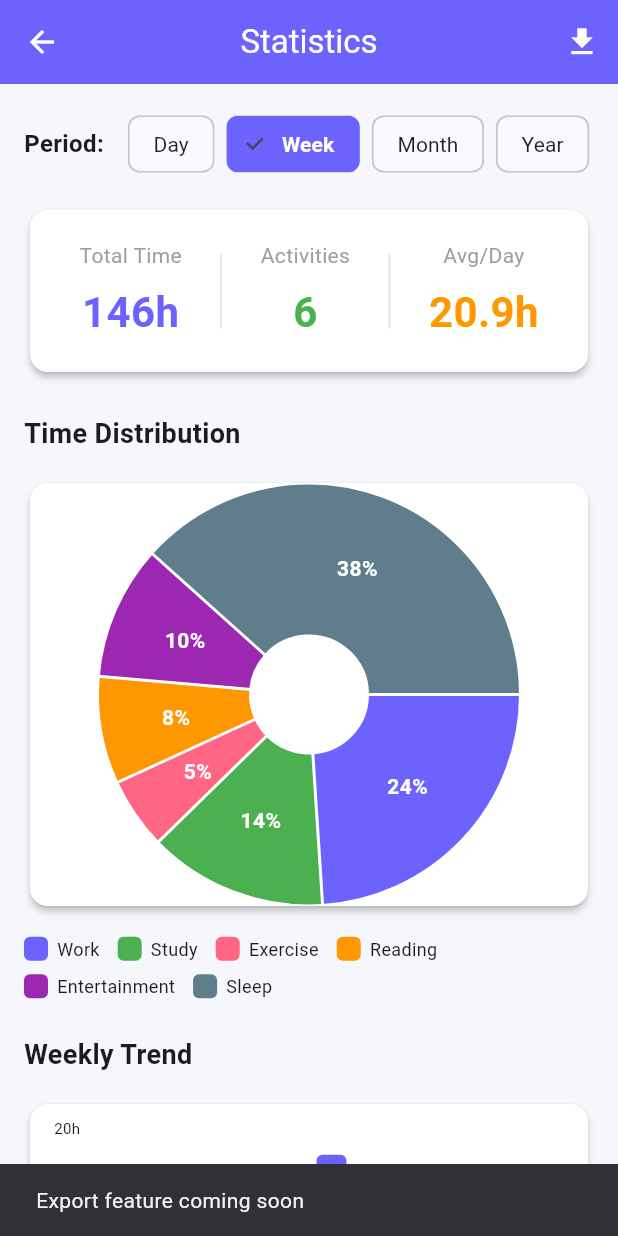
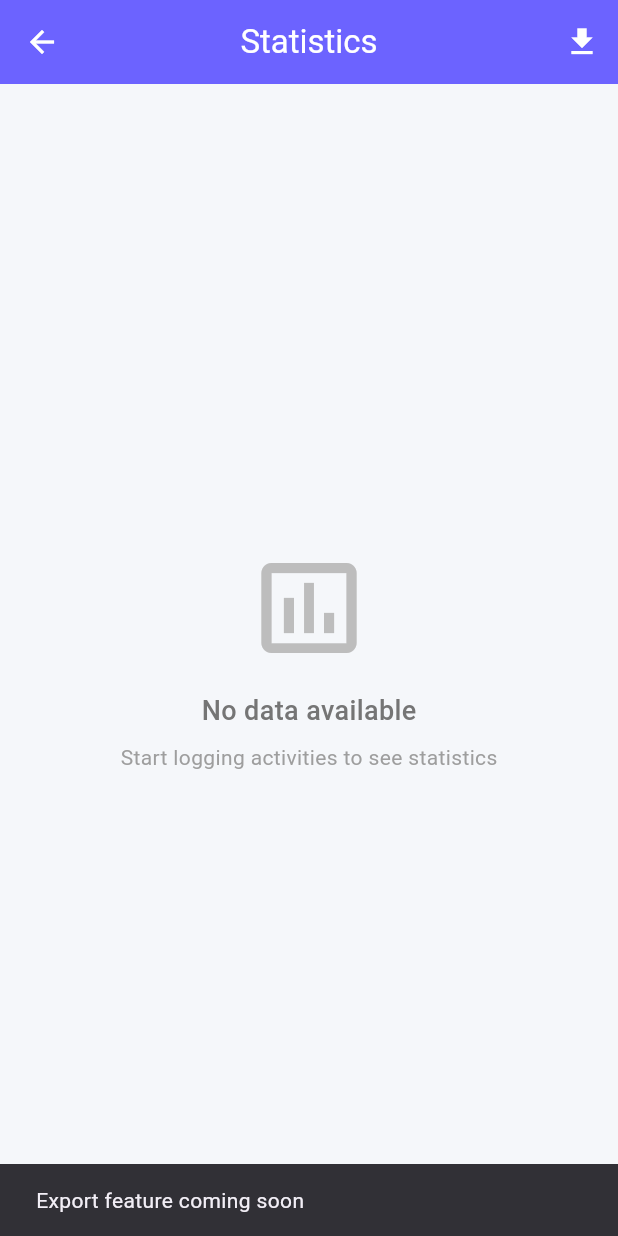
Before and after one commit to linlucath/todoLogger, a Flutter app: the StatisticsPage screen opened directly, after a tap on the "file download" icon, on a phone screen of 412 x 824 dp. Run offline on Flutter 3.47's test engine with Material 3 defaults, Android fonts, the phone set to English and light mode, and no system bars; drawn by our look-alikes of fl_chart; our stand-ins replace shared_preferences, sqflite; accounts and stored records are empty.

Commit message:
Basically finish statistics

```diff
--- a/lib/pages/statistics/statistics.dart
+++ b/lib/pages/statistics/statistics.dart
@@ -1,5 +1,6 @@
 import 'package:flutter/material.dart';
 import 'package:fl_chart/fl_chart.dart';
+import '../../services/statistics_service.dart';
 
 class StatisticsPage extends StatefulWidget {
   const StatisticsPage({super.key});
@@ -12,30 +13,49 @@ class _StatisticsPageState extends State<StatisticsPage> {
   String _selectedPeriod = 'Week';
   final List<String> _periods = ['Day', 'Week', 'Month', 'Year'];
 
-  // 示例数据
-  final Map<String, Map<String, dynamic>> _activityData = {
-    'Work': {'hours': 35, 'color': const Color(0xFF6C63FF)},
-    'Study': {'hours': 20, 'color': const Color(0xFF4CAF50)},
-    'Exercise': {'hours': 8, 'color': const Color(0xFFFF6584)},
-    'Reading': {'hours': 12, 'color': const Color(0xFFFF9800)},
-    'Entertainment': {'hours': 15, 'color': const Color(0xFF9C27B0)},
-    'Sleep': {'hours': 56, 'color': const Color(0xFF607D8B)},
-  };
+  StatisticsData? _statisticsData;
+  bool _isLoading = true;
 
-  // 每日趋势数据（示例）
-  final List<Map<String, dynamic>> _weeklyTrend = [
-    {'day': 'Mon', 'hours': 12},
-    {'day': 'Tue', 'hours': 15},
-    {'day': 'Wed', 'hours': 10},
-    {'day': 'Thu', 'hours': 18},
-    {'day': 'Fri', 'hours': 14},
-    {'day': 'Sat', 'hours': 8},
-    {'day': 'Sun', 'hours': 6},
-  ];
+  @override
+  void initState() {
+    super.initState();
+    _loadStatistics();
+  }
 
-  int get _totalHours {
-    return _activityData.values
-        .fold(0, (sum, data) => sum + (data['hours'] as int));
+  /// 加载统计数据
+  Future<void> _loadStatistics() async {
+    setState(() => _isLoading = true);
+
+    try {
+      final data = await _getStatisticsForPeriod(_selectedPeriod);
+      setState(() {
+        _statisticsData = data;
+        _isLoading = false;
+      });
+    } catch (e) {
+      setState(() => _isLoading = false);
+      if (mounted) {
+        ScaffoldMessenger.of(context).showSnackBar(
+          SnackBar(content: Text('Failed to load statistics: $e')),
+        );
+      }
+    }
+  }
+
+  /// 根据时间段获取统计数据
+  Future<StatisticsData> _getStatisticsForPeriod(String period) async {
+    switch (period) {
+      case 'Day':
+        return StatisticsService.getTodayStatistics();
+      case 'Week':
+        return StatisticsService.getWeekStatistics();
+      case 'Month':
+        return StatisticsService.getMonthStatistics();
+      case 'Year':
+        return StatisticsService.getYearStatistics();
+      default:
+        return StatisticsService.getWeekStatistics();
+    }
   }
 
   @override
@@ -55,7 +75,52 @@ class _StatisticsPageState extends State<StatisticsPage> {
           ),
         ],
       ),
-      body: SingleChildScrollView(
+      body: _isLoading
+          ? const Center(child: CircularProgressIndicator())
+          : _statisticsData == null || _statisticsData!.activityCount == 0
+              ? _buildEmptyState()
+              : _buildStatisticsContent(),
+    );
+  }
+
+  /// 构建空状态
+  Widget _buildEmptyState() {
+    return Center(
+      child: Column(
+        mainAxisAlignment: MainAxisAlignment.center,
+        children: [
+          Icon(
+            Icons.insert_chart_outlined,
+            size: 80,
+            color: Colors.grey[400],
+          ),
+          const SizedBox(height: 16),
+          Text(
+            'No data available',
+            style: TextStyle(
+              fontSize: 18,
+              color: Colors.grey[600],
+              fontWeight: FontWeight.w500,
+            ),
+          ),
+          const SizedBox(height: 8),
+          Text(
+            'Start logging activities to see statistics',
+            style: TextStyle(
+              fontSize: 14,
+              color: Colors.grey[500],
+            ),
+          ),
+        ],
+      ),
+    );
+  }
+
+  /// 构建统计内容
+  Widget _buildStatisticsContent() {
+    final data = _statisticsData!;
+
+    return SingleChildScrollView(
       child: Column(
         crossAxisAlignment: CrossAxisAlignment.start,
         children: [
@@ -87,11 +152,11 @@ class _StatisticsPageState extends State<StatisticsPage> {
                               setState(() {
                                 _selectedPeriod = period;
                               });
+                              _loadStatistics(); // 重新加载数据
                             },
                             selectedColor: Theme.of(context).primaryColor,
                             labelStyle: TextStyle(
-                                color:
-                                    isSelected ? Colors.white : Colors.black87,
+                              color: isSelected ? Colors.white : Colors.black87,
                               fontWeight: isSelected
                                   ? FontWeight.bold
                                   : FontWeight.normal,
@@ -126,7 +191,7 @@ class _StatisticsPageState extends State<StatisticsPage> {
                         ),
                         const SizedBox(height: 8),
                         Text(
-                            '${_totalHours}h',
+                          '${data.totalHours.toStringAsFixed(1)}h',
                           style: TextStyle(
                             fontSize: 28,
                             fontWeight: FontWeight.bold,
@@ -151,7 +216,7 @@ class _StatisticsPageState extends State<StatisticsPage> {
                         ),
                         const SizedBox(height: 8),
                         Text(
-                            '${_activityData.length}',
+                          '${data.activityCount}',
                           style: const TextStyle(
                             fontSize: 28,
                             fontWeight: FontWeight.bold,
@@ -176,7 +241,7 @@ class _StatisticsPageState extends State<StatisticsPage> {
                         ),
                         const SizedBox(height: 8),
                         Text(
-                            '${(_totalHours / 7).toStringAsFixed(1)}h',
+                          '${data.avgHoursPerDay.toStringAsFixed(1)}h',
                           style: const TextStyle(
                             fontSize: 28,
                             fontWeight: FontWeight.bold,
@@ -214,13 +279,18 @@ class _StatisticsPageState extends State<StatisticsPage> {
                       height: 250,
                       child: PieChart(
                         PieChartData(
-                            sections: _activityData.entries.map((entry) {
+                          sections: data.activityStats.entries.map((entry) {
+                            final stats = entry.value;
                             final percentage =
-                                  (entry.value['hours'] / _totalHours * 100);
+                                (stats.hours / data.totalHours * 100);
+                            final color = Color(
+                                StatisticsService.getColorForActivity(
+                                    entry.key));
+
                             return PieChartSectionData(
-                                value: entry.value['hours'].toDouble(),
+                              value: stats.hours,
                               title: '${percentage.toStringAsFixed(0)}%',
-                                color: entry.value['color'],
+                              color: color,
                               radius: 100,
                               titleStyle: const TextStyle(
                                 fontSize: 14,
@@ -248,7 +318,9 @@ class _StatisticsPageState extends State<StatisticsPage> {
             child: Wrap(
               spacing: 12,
               runSpacing: 8,
-                children: _activityData.entries.map((entry) {
+              children: data.activityStats.entries.map((entry) {
+                final color =
+                    Color(StatisticsService.getColorForActivity(entry.key));
                 return Row(
                   mainAxisSize: MainAxisSize.min,
                   children: [
@@ -256,7 +328,7 @@ class _StatisticsPageState extends State<StatisticsPage> {
                       width: 16,
                       height: 16,
                       decoration: BoxDecoration(
-                          color: entry.value['color'],
+                        color: color,
                         borderRadius: BorderRadius.circular(4),
                       ),
                     ),
@@ -279,9 +351,9 @@ class _StatisticsPageState extends State<StatisticsPage> {
             child: Column(
               crossAxisAlignment: CrossAxisAlignment.start,
               children: [
-                  const Text(
-                    'Weekly Trend',
-                    style: TextStyle(
+                Text(
+                  _getTrendTitle(),
+                  style: const TextStyle(
                     fontSize: 18,
                     fontWeight: FontWeight.bold,
                   ),
@@ -292,10 +364,17 @@ class _StatisticsPageState extends State<StatisticsPage> {
                     padding: const EdgeInsets.all(16),
                     child: SizedBox(
                       height: 200,
-                        child: BarChart(
+                      child: data.dailyStats.isEmpty
+                          ? Center(
+                              child: Text(
+                                'No trend data available',
+                                style: TextStyle(color: Colors.grey[600]),
+                              ),
+                            )
+                          : BarChart(
                               BarChartData(
                                 alignment: BarChartAlignment.spaceAround,
-                            maxY: 20,
+                                maxY: _getMaxY(data.dailyStats),
                                 barTouchData: BarTouchData(enabled: true),
                                 titlesData: FlTitlesData(
                                   show: true,
@@ -303,14 +382,8 @@ class _StatisticsPageState extends State<StatisticsPage> {
                                     sideTitles: SideTitles(
                                       showTitles: true,
                                       getTitlesWidget: (value, meta) {
-                                    if (value.toInt() >= 0 &&
-                                        value.toInt() < _weeklyTrend.length) {
-                                      return Text(
-                                        _weeklyTrend[value.toInt()]['day'],
-                                        style: const TextStyle(fontSize: 12),
-                                      );
-                                    }
-                                    return const Text('');
+                                        return _getBottomTitle(
+                                            value.toInt(), data.dailyStats);
                                       },
                                     ),
                                   ),
@@ -336,20 +409,21 @@ class _StatisticsPageState extends State<StatisticsPage> {
                                 gridData: FlGridData(
                                   show: true,
                                   drawVerticalLine: false,
-                              horizontalInterval: 5,
+                                  horizontalInterval:
+                                      _getMaxY(data.dailyStats) / 4,
                                 ),
                                 borderData: FlBorderData(show: false),
                                 barGroups: List.generate(
-                              _weeklyTrend.length,
+                                  data.dailyStats.length,
                                   (index) => BarChartGroupData(
                                     x: index,
                                     barRods: [
                                       BarChartRodData(
-                                    toY:
-                                        _weeklyTrend[index]['hours'].toDouble(),
+                                        toY: data.dailyStats[index].hours,
                                         color: Theme.of(context).primaryColor,
                                         width: 20,
-                                    borderRadius: const BorderRadius.vertical(
+                                        borderRadius:
+                                            const BorderRadius.vertical(
                                           top: Radius.circular(4),
                                         ),
                                       ),
@@ -381,9 +455,43 @@ class _StatisticsPageState extends State<StatisticsPage> {
                   ),
                 ),
                 const SizedBox(height: 12),
-                  ..._activityData.entries.map((entry) {
-                    final percentage =
-                        (entry.value['hours'] / _totalHours * 100);
+                ..._buildActivityDetailsList(data),
+              ],
+            ),
+          ),
+
+          const SizedBox(height: 24),
+        ],
+      ),
+    );
+  }
+
+  /// 获取趋势图标题
+  String _getTrendTitle() {
+    switch (_selectedPeriod) {
+      case 'Day':
+        return 'Today\'s Activity';
+      case 'Week':
+        return 'Weekly Trend';
+      case 'Month':
+        return 'Monthly Trend';
+      case 'Year':
+        return 'Yearly Trend';
+      default:
+        return 'Trend';
+    }
+  }
+
+  /// 构建活动详情列表
+  List<Widget> _buildActivityDetailsList(StatisticsData data) {
+    final sortedEntries = data.activityStats.entries.toList()
+      ..sort((a, b) => b.value.hours.compareTo(a.value.hours));
+
+    return sortedEntries.map((entry) {
+      final stats = entry.value;
+      final percentage = (stats.hours / data.totalHours * 100);
+      final color = Color(StatisticsService.getColorForActivity(entry.key));
+
       return Card(
         margin: const EdgeInsets.only(bottom: 8),
         child: ListTile(
@@ -391,12 +499,12 @@ class _StatisticsPageState extends State<StatisticsPage> {
             width: 40,
             height: 40,
             decoration: BoxDecoration(
-                            color: entry.value['color'].withOpacity(0.2),
+              color: color.withOpacity(0.2),
               borderRadius: BorderRadius.circular(8),
             ),
             child: Icon(
               Icons.access_time,
-                            color: entry.value['color'],
+              color: color,
             ),
           ),
           title: Text(
@@ -407,17 +515,15 @@ class _StatisticsPageState extends State<StatisticsPage> {
           ),
           subtitle: LinearProgressIndicator(
             value: percentage / 100,
-                          backgroundColor:
-                              entry.value['color'].withOpacity(0.2),
-                          valueColor: AlwaysStoppedAnimation<Color>(
-                              entry.value['color']),
+            backgroundColor: color.withOpacity(0.2),
+            valueColor: AlwaysStoppedAnimation<Color>(color),
           ),
           trailing: Column(
             mainAxisAlignment: MainAxisAlignment.center,
             crossAxisAlignment: CrossAxisAlignment.end,
             children: [
               Text(
-                              '${entry.value['hours']}h',
+                '${stats.hours.toStringAsFixed(1)}h',
                 style: const TextStyle(
                   fontSize: 16,
                   fontWeight: FontWeight.bold,
@@ -434,15 +540,66 @@ class _StatisticsPageState extends State<StatisticsPage> {
           ),
         ),
       );
-                  }),
-                ],
-              ),
-            ),
+    }).toList();
+  }
 
-            const SizedBox(height: 24),
-          ],
-        ),
-      ),
+  /// 获取Y轴最大值
+  double _getMaxY(List<DailyStats> dailyStats) {
+    if (dailyStats.isEmpty) return 10;
+    final maxHours =
+        dailyStats.map((s) => s.hours).reduce((a, b) => a > b ? a : b);
+    // 向上取整到最近的5
+    return ((maxHours / 5).ceil() * 5).toDouble().clamp(5, double.infinity);
+  }
+
+  /// 获取底部标签
+  Widget _getBottomTitle(int index, List<DailyStats> dailyStats) {
+    if (index < 0 || index >= dailyStats.length) {
+      return const Text('');
+    }
+
+    final date = dailyStats[index].date;
+    String label;
+
+    switch (_selectedPeriod) {
+      case 'Day':
+        // 显示小时（如果有细分数据的话，目前按天统计所以显示日期）
+        label = '${date.hour}:00';
+        break;
+      case 'Week':
+        // 显示星期几
+        const weekdays = ['Mon', 'Tue', 'Wed', 'Thu', 'Fri', 'Sat', 'Sun'];
+        label = weekdays[date.weekday - 1];
+        break;
+      case 'Month':
+        // 显示日期
+        label = '${date.day}';
+        break;
+      case 'Year':
+        // 显示月份
+        const months = [
+          'Jan',
+          'Feb',
+          'Mar',
+          'Apr',
+          'May',
+          'Jun',
+          'Jul',
+          'Aug',
+          'Sep',
+          'Oct',
+          'Nov',
+          'Dec'
+        ];
+        label = months[date.month - 1];
+        break;
+      default:
+        label = '${date.day}';
+    }
+
+    return Text(
+      label,
+      style: const TextStyle(fontSize: 12),
     );
   }
 }
--- /dev/null
+++ b/lib/services/statistics_service.dart
@@ -0,0 +1,210 @@
+import 'time_logger_storage.dart';
+
+/// 统计数据模型
+class StatisticsData {
+  final Map<String, ActivityStats> activityStats; // 按活动名称统计
+  final List<DailyStats> dailyStats; // 每日统计
+  final int totalSeconds; // 总秒数
+  final int activityCount; // 活动种类数量
+  final DateTime startDate; // 统计开始日期
+  final DateTime endDate; // 统计结束日期
+
+  StatisticsData({
+    required this.activityStats,
+    required this.dailyStats,
+    required this.totalSeconds,
+    required this.activityCount,
+    required this.startDate,
+    required this.endDate,
+  });
+
+  /// 总小时数
+  double get totalHours => totalSeconds / 3600;
+
+  /// 日均小时数
+  double get avgHoursPerDay {
+    final days = endDate.difference(startDate).inDays + 1;
+    return days > 0 ? totalHours / days : 0;
+  }
+}
+
+/// 单个活动的统计数据
+class ActivityStats {
+  final String name;
+  final int totalSeconds;
+  final int recordCount;
+
+  ActivityStats({
+    required this.name,
+    required this.totalSeconds,
+    required this.recordCount,
+  });
+
+  double get hours => totalSeconds / 3600;
+}
+
+/// 每日统计数据
+class DailyStats {
+  final DateTime date;
+  final int totalSeconds;
+
+  DailyStats({
+    required this.date,
+    required this.totalSeconds,
+  });
+
+  double get hours => totalSeconds / 3600;
+}
+
+/// 统计服务
+class StatisticsService {
+  /// 获取指定时间段的统计数据
+  static Future<StatisticsData> getStatistics({
+    required DateTime startDate,
+    required DateTime endDate,
+  }) async {
+    // 获取时间段内的所有记录
+    final allRecords = await TimeLoggerStorage.getAllRecords();
+
+    // 过滤出指定时间段内的记录（只统计已完成的记录）
+    final records = allRecords.where((record) {
+      if (record.endTime == null) return false; // 未完成的不统计
+
+      final recordDate = record.startTime;
+      return recordDate.isAfter(startDate.subtract(const Duration(days: 1))) &&
+          recordDate.isBefore(endDate.add(const Duration(days: 1)));
+    }).toList();
+
+    // 按活动名称分组统计
+    final Map<String, ActivityStats> activityStats = {};
+    for (final record in records) {
+      final duration = record.endTime!.difference(record.startTime).inSeconds;
+
+      if (activityStats.containsKey(record.name)) {
+        final existing = activityStats[record.name]!;
+        activityStats[record.name] = ActivityStats(
+          name: record.name,
+          totalSeconds: existing.totalSeconds + duration,
+          recordCount: existing.recordCount + 1,
+        );
+      } else {
+        activityStats[record.name] = ActivityStats(
+          name: record.name,
+          totalSeconds: duration,
+          recordCount: 1,
+        );
+      }
+    }
+
+    // 按日期统计
+    final Map<String, int> dailySecondsMap = {};
+    for (final record in records) {
+      final dateKey = _getDateKey(record.startTime);
+      final duration = record.endTime!.difference(record.startTime).inSeconds;
+      dailySecondsMap[dateKey] = (dailySecondsMap[dateKey] ?? 0) + duration;
+    }
+
+    // 转换为列表并排序
+    final dailyStats = dailySecondsMap.entries.map((entry) {
+      return DailyStats(
+        date: DateTime.parse(entry.key),
+        totalSeconds: entry.value,
+      );
+    }).toList()
+      ..sort((a, b) => a.date.compareTo(b.date));
+
+    // 计算总秒数
+    final totalSeconds =
+        activityStats.values.fold(0, (sum, stats) => sum + stats.totalSeconds);
+
+    return StatisticsData(
+      activityStats: activityStats,
+      dailyStats: dailyStats,
+      totalSeconds: totalSeconds,
+      activityCount: activityStats.length,
+      startDate: startDate,
+      endDate: endDate,
+    );
+  }
+
+  /// 获取今日统计
+  static Future<StatisticsData> getTodayStatistics() async {
+    final now = DateTime.now();
+    final today = DateTime(now.year, now.month, now.day);
+    final tomorrow = today.add(const Duration(days: 1));
+    return getStatistics(startDate: today, endDate: tomorrow);
+  }
+
+  /// 获取本周统计
+  static Future<StatisticsData> getWeekStatistics() async {
+    final now = DateTime.now();
+    final today = DateTime(now.year, now.month, now.day);
+
+    // 本周一
+    final weekday = now.weekday; // 1=Monday, 7=Sunday
+    final monday = today.subtract(Duration(days: weekday - 1));
+    final nextMonday = monday.add(const Duration(days: 7));
+
+    return getStatistics(startDate: monday, endDate: nextMonday);
+  }
+
+  /// 获取本月统计
+  static Future<StatisticsData> getMonthStatistics() async {
+    final now = DateTime.now();
+    final firstDay = DateTime(now.year, now.month, 1);
+    final nextMonth = DateTime(now.year, now.month + 1, 1);
+
+    return getStatistics(startDate: firstDay, endDate: nextMonth);
+  }
+
+  /// 获取本年统计
+  static Future<StatisticsData> getYearStatistics() async {
+    final now = DateTime.now();
+    final firstDay = DateTime(now.year, 1, 1);
+    final nextYear = DateTime(now.year + 1, 1, 1);
+
+    return getStatistics(startDate: firstDay, endDate: nextYear);
+  }
+
+  /// 获取最近N天的统计
+  static Future<StatisticsData> getRecentDaysStatistics(int days) async {
+    final now = DateTime.now();
+    final today = DateTime(now.year, now.month, now.day);
+    final startDate = today.subtract(Duration(days: days - 1));
+    final endDate = today.add(const Duration(days: 1));
+
+    return getStatistics(startDate: startDate, endDate: endDate);
+  }
+
+  /// 获取日期键（用于分组）
+  static String _getDateKey(DateTime date) {
+    return '${date.year}-${date.month.toString().padLeft(2, '0')}-${date.day.toString().padLeft(2, '0')}';
+  }
+
+  /// 为活动名称生成颜色
+  static int getColorForActivity(String activityName) {
+    // 使用活动名称的哈希值生成一致的颜色
+    final hash = activityName.hashCode;
+
+    // 预定义的漂亮颜色列表
+    final colors = [
+      0xFF6C63FF, // 紫色
+      0xFF4CAF50, // 绿色
+      0xFFFF6584, // 粉色
+      0xFFFF9800, // 橙色
+      0xFF9C27B0, // 紫红
+      0xFF607D8B, // 蓝灰
+      0xFF2196F3, // 蓝色
+      0xFFFF5722, // 深橙
+      0xFF009688, // 青色
+      0xFFE91E63, // 粉红
+      0xFF3F51B5, // 靛蓝
+      0xFF8BC34A, // 浅绿
+      0xFFFFC107, // 琥珀
+      0xFF00BCD4, // 青蓝
+      0xFFCDDC39, // 柠檬绿
+    ];
+
+    return colors[hash.abs() % colors.length];
+  }
+}
```
Lines whose indentation alone changed are shown as unchanged.
